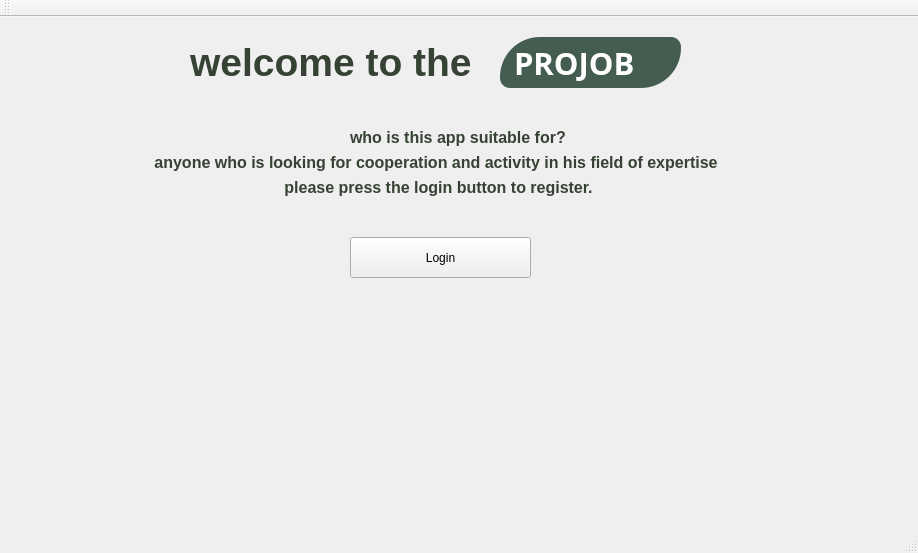
Before: the Qt Designer form 1widget/startpage.ui in ArashTLO/Projob, drawn with Qt 5.
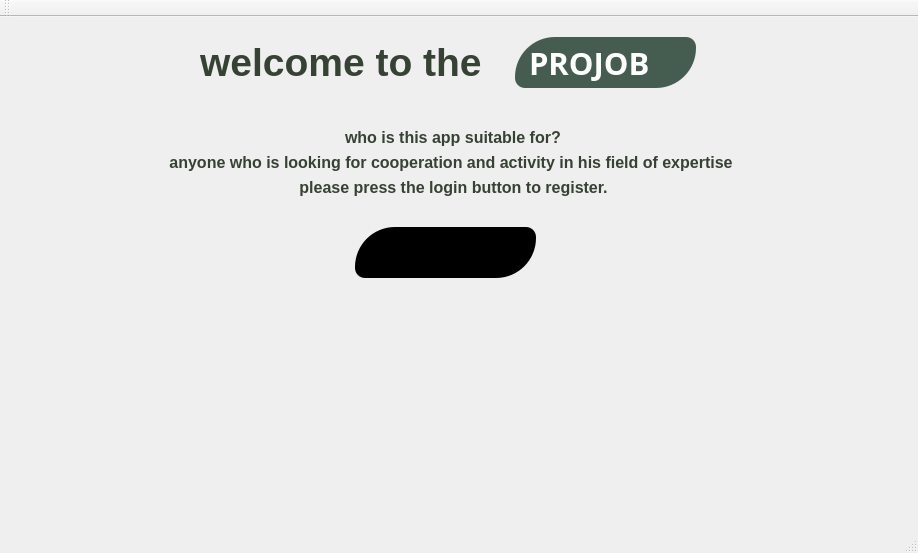
After: the same form once the commit is applied. Icons and pictures are not drawn.

What changed in the file:
```diff
--- a/1widget/startpage.ui
+++ b/1widget/startpage.ui
@@ -64,12 +64,18 @@
    <widget class="QPushButton" name="vorudButton">
     <property name="geometry">
      <rect>
-      <x>350</x>
-      <y>220</y>
+      <x>355</x>
+      <y>210</y>
       <width>181</width>
-      <height>41</height>
+      <height>51</height>
      </rect>
     </property>
+    <property name="styleSheet">
+     <string notr="true">background-color: rgb(0, 0, 0);
+border-radius: 10px;
+border-top-left-radius: 40px;
+border-bottom-right-radius: 40px;</string>
+    </property>
     <property name="text">
      <string>Login</string>
     </property>
@@ -101,7 +107,7 @@
    <widget class="QLabel" name="label_4">
     <property name="geometry">
      <rect>
-      <x>150</x>
+      <x>165</x>
       <y>130</y>
       <width>581</width>
       <height>31</height>
@@ -126,7 +132,7 @@
    <widget class="QLabel" name="label_5">
     <property name="geometry">
      <rect>
-      <x>280</x>
+      <x>295</x>
       <y>160</y>
       <width>321</width>
       <height>21</height>
@@ -151,7 +157,7 @@
    <widget class="QLabel" name="label">
     <property name="geometry">
      <rect>
-      <x>350</x>
+      <x>345</x>
       <y>110</y>
       <width>221</width>
       <height>20</height>
@@ -175,7 +181,7 @@
    <widget class="QLabel" name="label_3">
     <property name="geometry">
      <rect>
-      <x>190</x>
+      <x>200</x>
       <y>20</y>
       <width>301</width>
       <height>51</height>
@@ -199,7 +205,7 @@
    <widget class="QLabel" name="label_6">
     <property name="geometry">
      <rect>
-      <x>500</x>
+      <x>515</x>
       <y>20</y>
       <width>181</width>
       <height>51</height>
```
